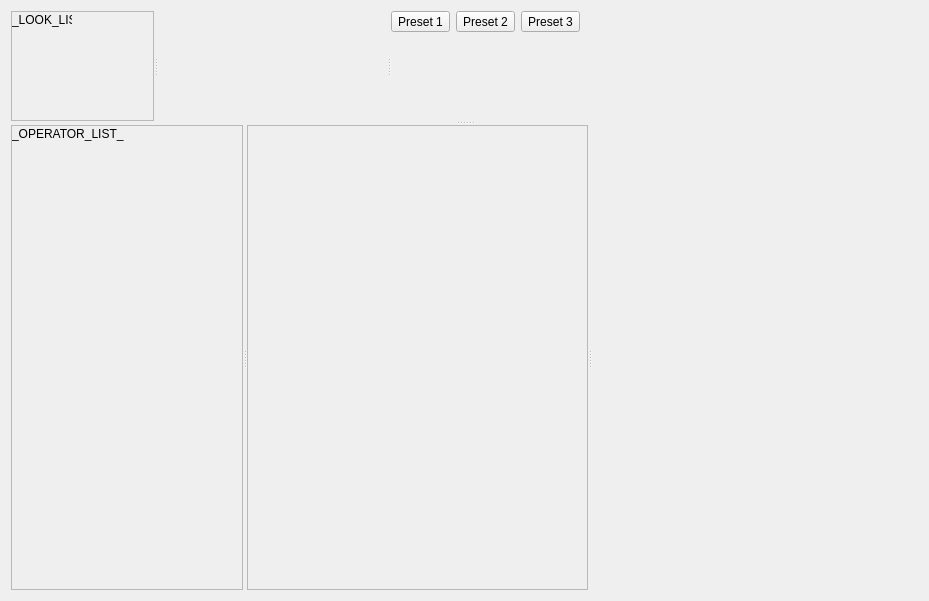
The window that src/resources/ui/devwidget.ui (remia/EclairLooks) describes before a commit, drawn with Qt 5.
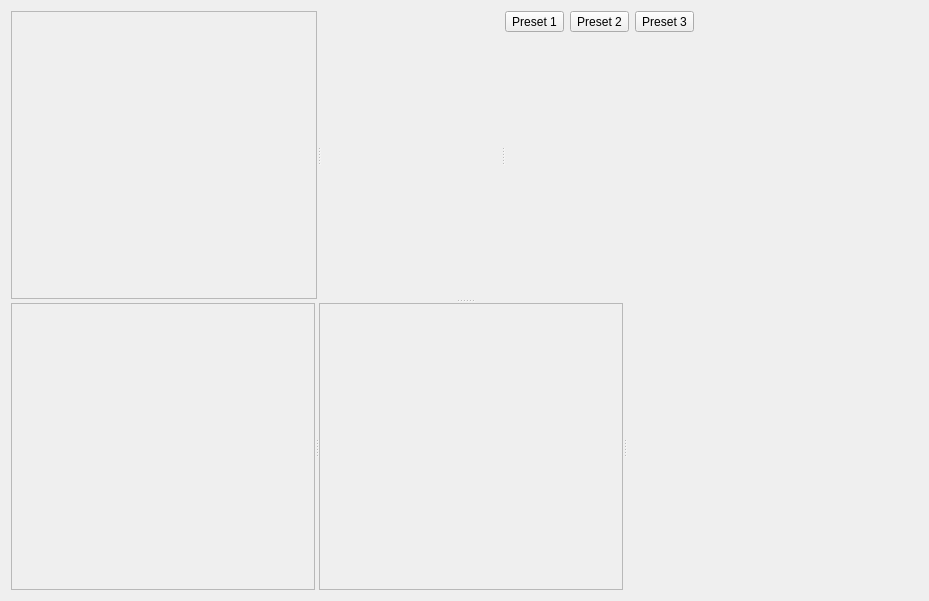
The same window after the commit. Custom widgets are drawn as their Qt base class.

Commit message: Remove placeholder labels

Patch:
```diff
--- a/src/resources/ui/devwidget.ui
+++ b/src/resources/ui/devwidget.ui
@@ -23,21 +23,7 @@
       <property name="orientation">
        <enum>Qt::Horizontal</enum>
       </property>
-      <widget class="QScrollArea" name="lookWidget" native="true">
-       <widget class="QLabel" name="label_3">
-        <property name="geometry">
-         <rect>
-          <x>100</x>
-          <y>130</y>
-          <width>60</width>
-          <height>16</height>
-         </rect>
-        </property>
-        <property name="text">
-         <string>_LOOK_LIST_</string>
-        </property>
-       </widget>
-      </widget>
+      <widget class="QScrollArea" name="lookWidget" native="true"/>
       <widget class="PipelineWidget" name="pipelineWidget" native="true"/>
       <widget class="QWidget" name="vLayout" native="true">
        <layout class="QVBoxLayout" name="verticalLayout_2">
@@ -110,21 +96,7 @@
       <property name="orientation">
        <enum>Qt::Horizontal</enum>
       </property>
-      <widget class="QScrollArea" name="operatorListWidget" native="true">
-       <widget class="QLabel" name="label_2">
-        <property name="geometry">
-         <rect>
-          <x>30</x>
-          <y>60</y>
-          <width>114</width>
-          <height>16</height>
-         </rect>
-        </property>
-        <property name="text">
-         <string>_OPERATOR_LIST_</string>
-        </property>
-       </widget>
-      </widget>
+      <widget class="QScrollArea" name="operatorListWidget" native="true"/>
       <widget class="QScrollArea" name="operatorDetailWidget"/>
       <widget class="QWidget" name="scopeView" native="true">
        <layout class="QVBoxLayout" name="scopeVLayout">
```
